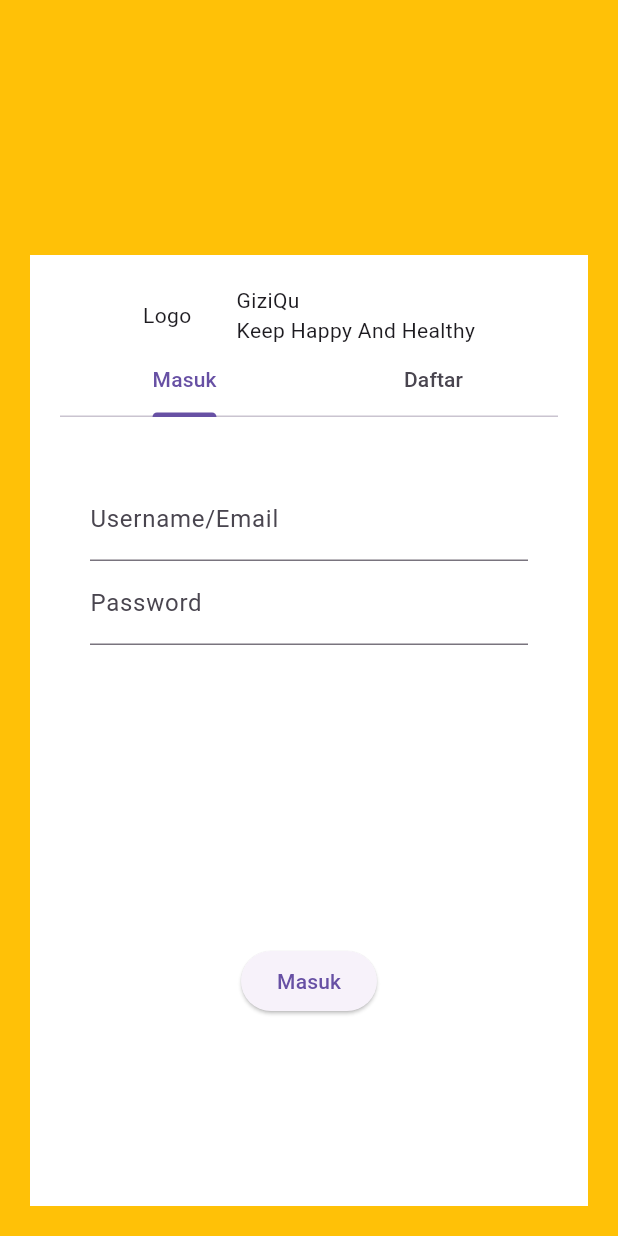
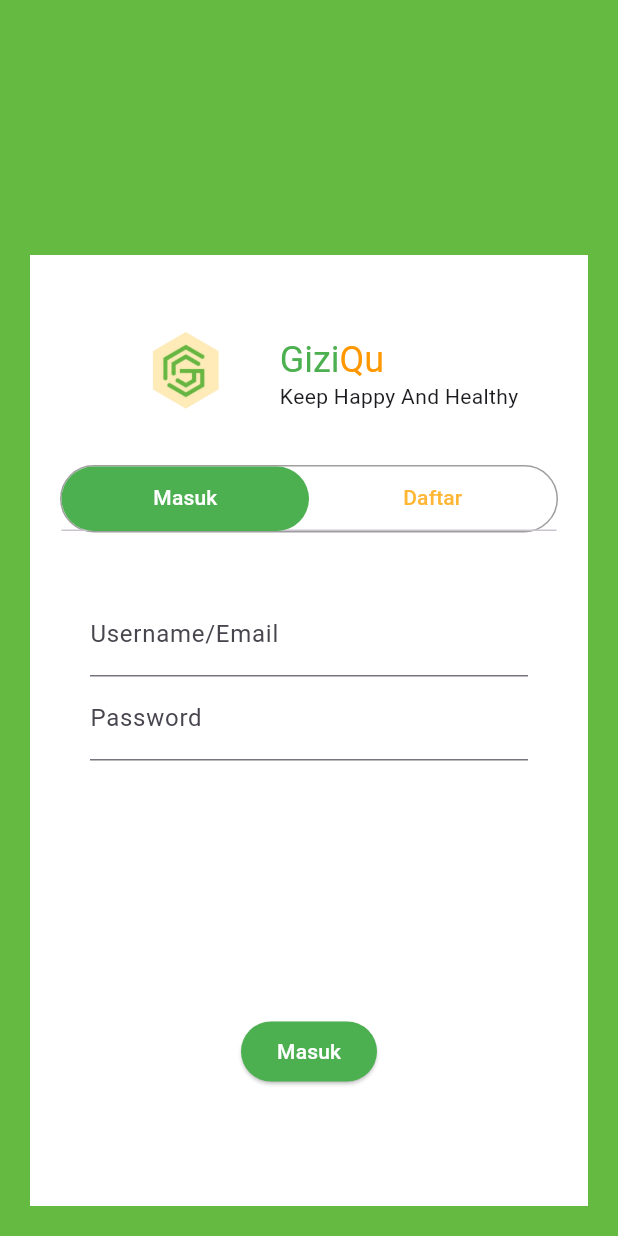
Before and after one commit to ahmadfauzy19/FoodTrack_proyek4, a Flutter app: the LoginPage screen opened directly, on a phone screen of 412 x 824 dp. Run offline on Flutter 3.47's test engine with Material 3 defaults, Android fonts, the light colour scheme and no system bars; Roboto replaces fonts that are missing (EB Garamond, EBGaramond.ttf).

Commit message:
add login

```diff
--- a/tugas_project4_giziqu/lib/GiziQuApp.dart
+++ b/tugas_project4_giziqu/lib/GiziQuApp.dart
@@ -1,5 +1,4 @@
 import 'package:flutter/material.dart';
-import 'LoginPage.dart';
 import 'InformationPage.dart';
 
 class GiziQuApp extends StatefulWidget {
--- a/tugas_project4_giziqu/lib/LoginPage.dart
+++ b/tugas_project4_giziqu/lib/LoginPage.dart
@@ -27,33 +27,76 @@ class _LoginPageState extends State<LoginPage>
   @override
   Widget build(BuildContext context) {
     return Scaffold(
-      backgroundColor: Colors.amber,
+      backgroundColor: const Color.fromARGB(255, 101, 187, 65),
       body: Center(
         child: Column(children: [
           const SizedBox(height: 150.0),
           Expanded(
             child: Container(
-              padding: EdgeInsets.all(20),
-              margin: EdgeInsets.all(20),
+              padding: const EdgeInsets.all(20),
+              margin: const EdgeInsets.all(20),
               color: Colors.white,
               child: Column(
                 children: [
                   Row(
                     mainAxisAlignment: MainAxisAlignment.center,
                     children: [
-                      Text("Logo"),
-                      // Image.asset(name),
-                      const SizedBox(width: 30),
+                      // const Text("Logo"),
+                      Image.asset(
+                        "assets/logo.png",
+                        width: 120,
+                        height: 120,
+                      ),
                       Column(
                         crossAxisAlignment: CrossAxisAlignment.start,
                         children: [
-                          Text("GiziQu"),
-                          Text("Keep Happy And Healthy")
+                          RichText(
+                            text: const TextSpan(
+                              children: [
+                                TextSpan(
+                                  text: 'Gizi',
+                                  style: TextStyle(
+                                    fontFamily: 'EB Garamond',
+                                    fontSize: 24,
+                                    color: Colors
+                                        .green, // Warna hijau untuk "Gizi"
+                                  ),
+                                ),
+                                TextSpan(
+                                  text: 'Qu',
+                                  style: TextStyle(
+                                    fontFamily: 'EBGaramond.ttf',
+                                    fontSize: 24,
+                                    color: Colors
+                                        .orange, // Warna orange untuk "Qu"
+                                  ),
+                                ),
+                              ],
+                            ),
+                          ),
+                          const Text("Keep Happy And Healthy")
                         ],
                       )
                     ],
                   ),
-                  TabBar(controller: _tabController, tabs: const [
+                  Container(
+                    height: 45,
+                    decoration: BoxDecoration(
+                      border: Border.all(color: Colors.grey),
+                      color: Colors.white,
+                      borderRadius: BorderRadius.circular(25),
+                    ),
+                    child: TabBar(
+                        controller: _tabController,
+                        indicator: BoxDecoration(
+                            borderRadius: BorderRadius.circular(25),
+                            color: Colors.green // Creates border
+                            ),
+                        labelColor: Colors.white,
+                        indicatorSize: TabBarIndicatorSize.tab,
+                        unselectedLabelColor:
+                            const Color.fromARGB(255, 255, 182, 52),
+                        tabs: const [
                           Tab(
                             text: "Masuk",
                           ),
@@ -61,6 +104,7 @@ class _LoginPageState extends State<LoginPage>
                             text: "Daftar",
                           ),
                         ]),
+                  ),
                   const SizedBox(
                     height: 20,
                   ),
@@ -88,19 +132,19 @@ class _LoginPageState extends State<LoginPage>
 
   Widget _buildLoginForm() {
     return Container(
-      padding: EdgeInsets.all(10),
-      margin: EdgeInsets.all(10),
+      padding: const EdgeInsets.all(10),
+      margin: const EdgeInsets.all(10),
       child: Column(
         children: [
-          TextField(
+          const TextField(
             decoration: InputDecoration(labelText: "Username/Email"),
           ),
-          TextField(
+          const TextField(
             decoration: InputDecoration(labelText: "Password"),
             obscureText: true,
           ),
           const SizedBox(
-            height: 200,
+            height: 170,
           ),
           Row(
             mainAxisAlignment: MainAxisAlignment.center,
@@ -109,10 +153,17 @@ class _LoginPageState extends State<LoginPage>
                 onPressed: () {
                   Navigator.push(
                     context,
-                    MaterialPageRoute(builder: (context) => LandingPage()),
+                    MaterialPageRoute(
+                        builder: (context) => const LandingPage()),
                   );
                 },
-                child: Text("Masuk"),
+                style: ElevatedButton.styleFrom(
+                  backgroundColor: Colors.green,
+                ),
+                child: const Text(
+                  "Masuk",
+                  style: TextStyle(color: Colors.white),
+                ),
               ),
             ],
           )
@@ -123,26 +174,26 @@ class _LoginPageState extends State<LoginPage>
 
   Widget _buildRegisterForm() {
     return Container(
-      padding: EdgeInsets.all(10),
-      margin: EdgeInsets.all(10),
+      padding: const EdgeInsets.all(10),
+      margin: const EdgeInsets.all(10),
       child: Column(
         children: [
-          TextField(
+          const TextField(
             decoration: InputDecoration(labelText: "Nama Lengkap"),
           ),
-          TextField(
+          const TextField(
             decoration: InputDecoration(labelText: "Username/Email"),
           ),
-          TextField(
+          const TextField(
             decoration: InputDecoration(labelText: "Password"),
             obscureText: true,
           ),
-          TextField(
+          const TextField(
             decoration: InputDecoration(labelText: "Validasi Password"),
             obscureText: true,
           ),
           const SizedBox(
-            height: 100,
+            height: 40,
           ),
           Row(
             mainAxisAlignment: MainAxisAlignment.center,
@@ -151,10 +202,16 @@ class _LoginPageState extends State<LoginPage>
                 onPressed: () {
                   Navigator.push(
                     context,
-                    MaterialPageRoute(builder: (context) => LoginPage()),
+                    MaterialPageRoute(builder: (context) => const LoginPage()),
                   );
                 },
-                child: Text("Daftar"),
+                style: ElevatedButton.styleFrom(
+                  backgroundColor: Colors.green,
+                ),
+                child: const Text(
+                  "Daftar",
+                  style: TextStyle(color: Colors.white),
+                ),
               ),
             ],
           )
--- a/tugas_project4_giziqu/pubspec.yaml
+++ b/tugas_project4_giziqu/pubspec.yaml
@@ -61,6 +61,8 @@ flutter:
     - assets/gambar1.png
     - assets/gambar2.png
     - assets/gambar3.png
+    - assets/logo.png
+    - assets/font/EBGaramond.ttf
 
   # An image asset can refer to one or more resolution-specific "variants", see
   # https://flutter.dev/assets-and-images/#resolution-aware
```
Also changed, not shown: tugas_project4_giziqu/assets/font/EBGaramond-VariableFont_wght.ttf (added), tugas_project4_giziqu/assets/font/EBGaramond.ttf (added). Lines whose indentation alone changed are shown as unchanged.
